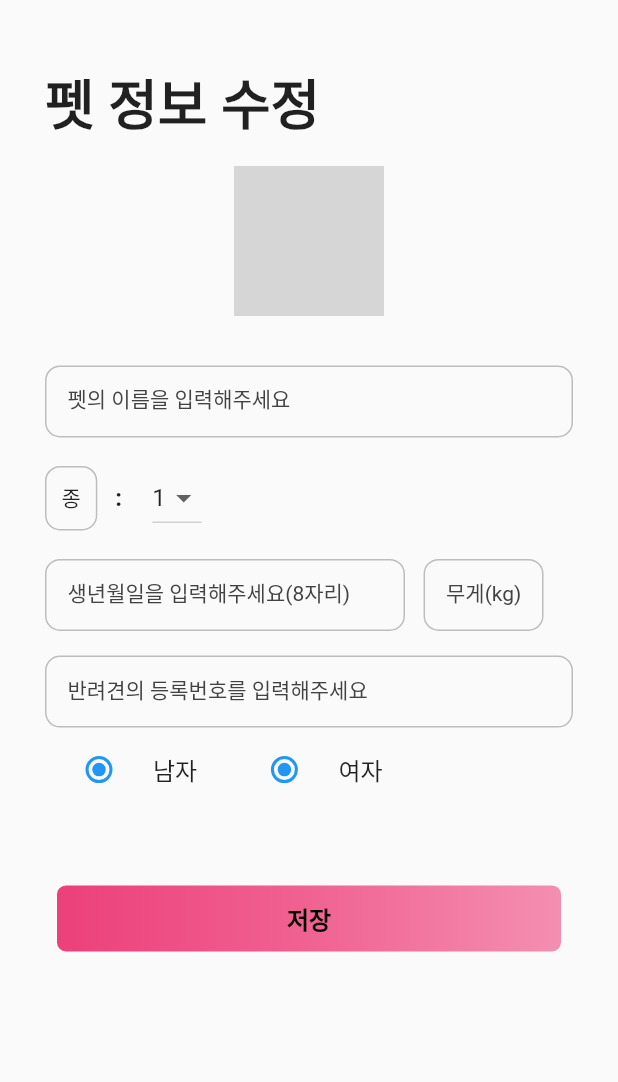
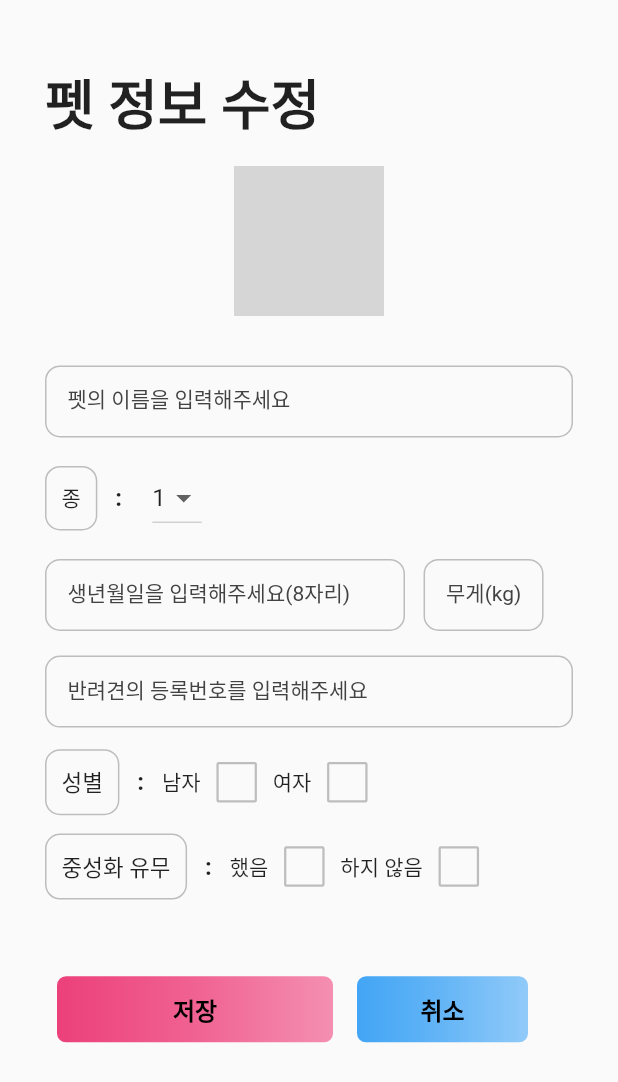
Before and after one commit to JmSmartProject/FrontEnd, a Flutter app: the PetSettingsPage screen opened directly, on a phone screen of 412 x 824 dp. Shown: the top 1082 px of the screen. Run offline on Flutter 3.47's test engine with Material 2 defaults, Android fonts, the light colour scheme and no system bars; network calls fail; grey boxes are pictures that could not be loaded.

Commit message:
Update pet_settings_page.dart

```diff
--- a/JMSmart_project/lib/modules/profile_page/pet_settings_page.dart
+++ b/JMSmart_project/lib/modules/profile_page/pet_settings_page.dart
@@ -6,14 +6,13 @@ class PetSettingsPage extends StatefulWidget {
   _PetSettingsPageState createState() => _PetSettingsPageState();
 }
 
-enum Gender {
-  MAN, WOMAN
-}
-
 class _PetSettingsPageState extends State<PetSettingsPage>{
   List<String> dropdownList = ['1', '2', '3'];
   String selectedDropdown = '1';
-  Gender _gender = Gender.MAN;
+  var pet_man = false;
+  var pet_woman = false;
+  var isChecked1 = false;
+  var isChecked2 = false;
 
   @override
   Widget build(BuildContext context){
@@ -196,39 +195,112 @@ class _PetSettingsPageState extends State<PetSettingsPage>{
                   floatingLabelBehavior: FloatingLabelBehavior.auto,
                 ),
               ),
+              SizedBox(
+                  height: size.height * 0.015
+              ),
               Row(
                 children: <Widget>[
                   Container(
-                    width: size.width * 0.3,
-                    child: RadioListTile(
-                        title: Text("남자"),
-                        value: Gender.MAN,
-                        groupValue: _gender,
+                    padding: EdgeInsets.all(10),
+                    decoration: BoxDecoration(
+                      border: Border.all(color: Colors.grey.shade400),
+                      borderRadius: BorderRadius.circular(10),
+                    ),
+                    child: Text("성별", style: TextStyle(fontSize: 15,),),
+                  ),
+                  Text(
+                    "   :   ",
+                    style: TextStyle(fontSize: 16, fontWeight: FontWeight.w600),
+                  ),
+                  Text('남자'),
+                  Transform.scale(
+                    scale: 1.5,
+                    child: Checkbox(
+                      side: BorderSide(color: Colors.grey.shade400),
+                      activeColor: Colors.white,
+                      checkColor: Colors.blue,
+                      value: pet_man,
                       onChanged: (value) {
                         setState(() {
-                            _gender = value!;
+                          pet_man = value!;
                         });
-                        }),
+                      },
                     ),
-                  Container(
-                    width: size.width * 0.3,
-                    child: RadioListTile(
-                        title: Text("여자"),
-                        value: Gender.MAN,
-                        groupValue: _gender,
+                  ),
+                  Text('여자'),
+                  Transform.scale(
+                    scale: 1.5,
+                    child: Checkbox(
+                      side: BorderSide(color: Colors.grey.shade400),
+                      activeColor: Colors.white,
+                      checkColor: Colors.blue,
+                      value: pet_woman,
                       onChanged: (value) {
                         setState(() {
-                            _gender = value!;
+                          pet_woman = value!;
                         });
-                        }),
+                      },
+                    ),
                   ),
                   SizedBox(width: 10,),
                 ],
               ),
               SizedBox(
+                  height: size.height * 0.01
+              ),
+              Row(
+                children: <Widget>[
+                  Container(
+                    padding: EdgeInsets.all(10),
+                    decoration: BoxDecoration(
+                      border: Border.all(color: Colors.grey.shade400),
+                      borderRadius: BorderRadius.circular(10),
+                    ),
+                    child: Text("중성화 유무", style: TextStyle(fontSize: 15,),),
+                  ),
+                  Text(
+                    "   :   ",
+                    style: TextStyle(fontSize: 16, fontWeight: FontWeight.w600),
+                  ),
+                  Text('했음'),
+                  Transform.scale(
+                    scale: 1.5,
+                    child: Checkbox(
+                      side: BorderSide(color: Colors.grey.shade400),
+                      activeColor: Colors.white,
+                      checkColor: Colors.blue,
+                      value: isChecked1,
+                      onChanged: (value) {
+                        setState(() {
+                          isChecked1 = value!;
+                        });
+                      },
+                    ),
+                  ),
+                  Text('하지 않음'),
+                  Transform.scale(
+                    scale: 1.5,
+                    child: Checkbox(
+                      side: BorderSide(color: Colors.grey.shade400),
+                      activeColor: Colors.white,
+                      checkColor: Colors.blue,
+                      value: isChecked2,
+                      onChanged: (value) {
+                        setState(() {
+                          isChecked2 = value!;
+                        });
+                      },
+                    ),
+                  ),
+                ],
+              ),
+              SizedBox(
                   height: size.height * 0.05
               ),
+              Row(
+                children: <Widget>[
                   Container(
+                    width: 200,
                     height: 60,
                     child: TextButton(
                       onPressed: (){
@@ -272,6 +344,53 @@ class _PetSettingsPageState extends State<PetSettingsPage>{
                       ),
                     ),
                   ),
+                  Container(
+                    width: 130,
+                    height: 60,
+                    child: TextButton(
+                      onPressed: (){
+                        Navigator.pop(context);
+                      },
+                      style: ButtonStyle(
+                          shape: MaterialStateProperty.all<RoundedRectangleBorder>(
+                              RoundedRectangleBorder(
+                                borderRadius: BorderRadius.zero,
+                              )
+                          )
+                      ),
+                      child: Ink(
+                        decoration: BoxDecoration(
+                          gradient: LinearGradient(
+                            begin: Alignment.centerLeft,
+                            end: Alignment.centerRight,
+                            colors: [
+                              Color(0xff42a5f5),
+                              Color(0xff64b5f6),
+                              Color(0xff90caf9),
+                            ],
+                          ),
+                          borderRadius: BorderRadius.circular(6),
+                        ),
+                        child: Row(
+                          mainAxisAlignment: MainAxisAlignment.center,
+                          children: <Widget>[
+                            GestureDetector(
+                              onTap: (){
+                                Navigator.pop(context);
+                              },
+                              child: Container(
+                                alignment: Alignment.center,
+                                constraints: BoxConstraints(maxWidth: double.infinity,minHeight: 100),
+                                child: Text("취소",style: TextStyle(fontSize: 16, color: Colors.black,fontWeight: FontWeight.bold),),
+                              ),
+                            )
+                          ],
+                        ),
+                      ),
+                    ),
+                  ),
+                ],
+              )
             ],
           ),
         ),
```
Lines whose indentation alone changed are shown as unchanged.
